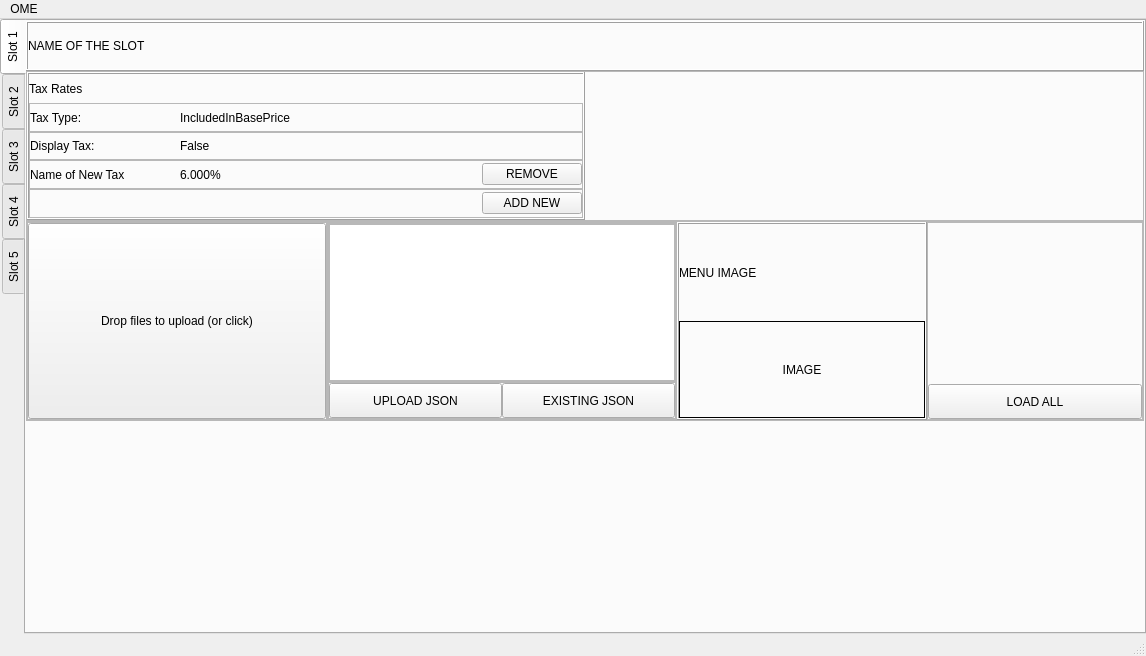
Old version of the form form.ui in the repository FranciscoAndreoli/OfflineMenuEditor.
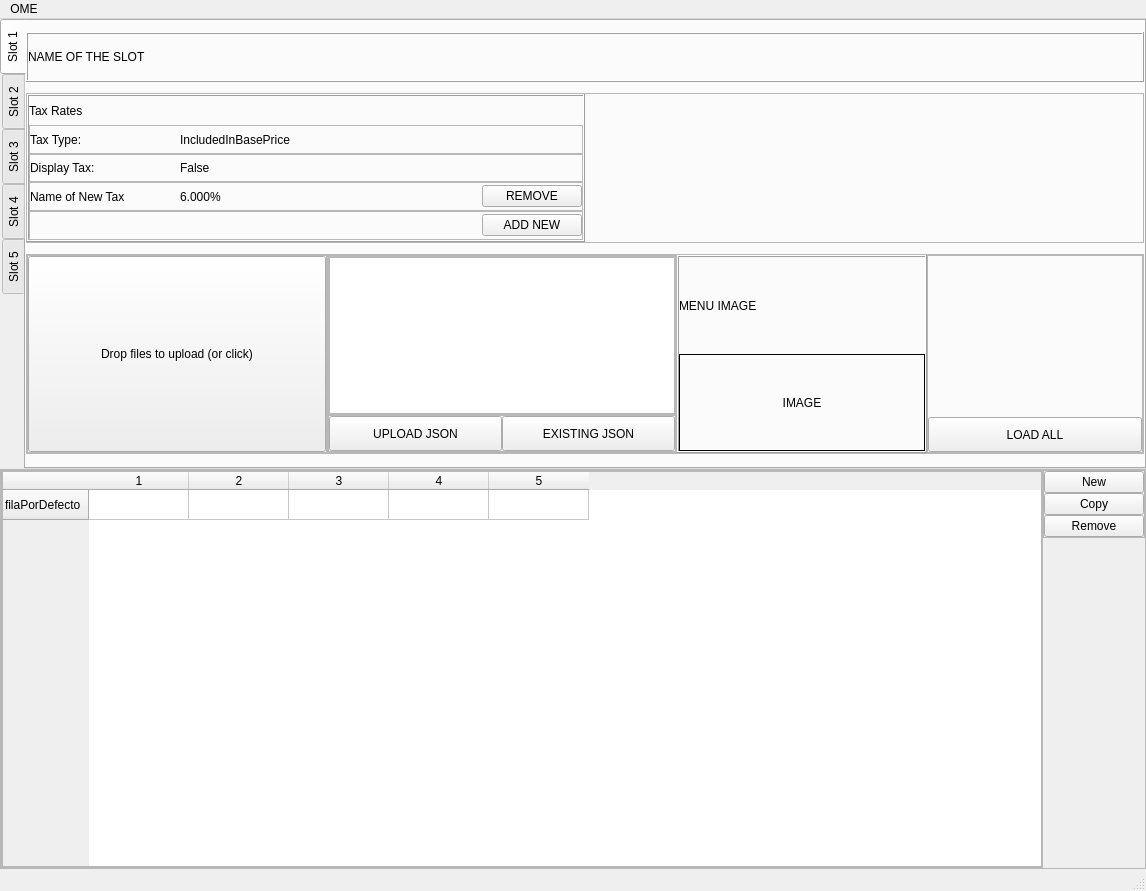
New version of the form. Custom widgets are drawn as their Qt base class.

Commit message: Adding Table to UI and some functionalities

```diff
--- a/form.ui
+++ b/form.ui
@@ -7,7 +7,7 @@
     <x>0</x>
     <y>0</y>
     <width>1146</width>
-    <height>656</height>
+    <height>891</height>
    </rect>
   </property>
   <property name="windowTitle">
@@ -713,19 +713,6 @@
           </layout>
          </widget>
         </item>
-        <item>
-         <spacer name="verticalSpacer">
-          <property name="orientation">
-           <enum>Qt::Vertical</enum>
-          </property>
-          <property name="sizeHint" stdset="0">
-           <size>
-            <width>20</width>
-            <height>40</height>
-           </size>
-          </property>
-         </spacer>
-        </item>
        </layout>
       </widget>
       <widget class="QWidget" name="slot2">
@@ -3490,6 +3477,133 @@
       </widget>
      </widget>
     </item>
+    <item>
+     <widget class="QFrame" name="frame">
+      <property name="sizePolicy">
+       <sizepolicy hsizetype="Preferred" vsizetype="Preferred">
+        <horstretch>0</horstretch>
+        <verstretch>0</verstretch>
+       </sizepolicy>
+      </property>
+      <property name="minimumSize">
+       <size>
+        <width>0</width>
+        <height>400</height>
+       </size>
+      </property>
+      <property name="frameShape">
+       <enum>QFrame::StyledPanel</enum>
+      </property>
+      <property name="frameShadow">
+       <enum>QFrame::Raised</enum>
+      </property>
+      <layout class="QHBoxLayout" name="horizontalLayout_6">
+       <item>
+        <widget class="QFrame" name="frameMainTable">
+         <property name="sizePolicy">
+          <sizepolicy hsizetype="Expanding" vsizetype="Preferred">
+           <horstretch>0</horstretch>
+           <verstretch>0</verstretch>
+          </sizepolicy>
+         </property>
+         <property name="frameShape">
+          <enum>QFrame::StyledPanel</enum>
+         </property>
+         <property name="frameShadow">
+          <enum>QFrame::Raised</enum>
+         </property>
+         <layout class="QVBoxLayout" name="verticalLayout_28">
+          <item>
+           <widget class="QTableWidget" name="mainTable">
+            <row>
+             <property name="text">
+              <string>filaPorDefecto</string>
+             </property>
+            </row>
+            <column>
+             <property name="text">
+              <string>1</string>
+             </property>
+            </column>
+            <column>
+             <property name="text">
+              <string>2</string>
+             </property>
+            </column>
+            <column>
+             <property name="text">
+              <string>3</string>
+             </property>
+            </column>
+            <column>
+             <property name="text">
+              <string>4</string>
+             </property>
+            </column>
+            <column>
+             <property name="text">
+              <string>5</string>
+             </property>
+            </column>
+           </widget>
+          </item>
+         </layout>
+        </widget>
+       </item>
+       <item alignment="Qt::AlignRight|Qt::AlignTop">
+        <widget class="QFrame" name="frameButtonsRow">
+         <property name="frameShape">
+          <enum>QFrame::StyledPanel</enum>
+         </property>
+         <property name="frameShadow">
+          <enum>QFrame::Raised</enum>
+         </property>
+         <layout class="QVBoxLayout" name="verticalLayout_7">
+          <item>
+           <widget class="QPushButton" name="buttonNewRow">
+            <property name="minimumSize">
+             <size>
+              <width>100</width>
+              <height>0</height>
+             </size>
+            </property>
+            <property name="text">
+             <string>New</string>
+            </property>
+           </widget>
+          </item>
+          <item>
+           <widget class="QPushButton" name="buttonCopyRow">
+            <property name="minimumSize">
+             <size>
+              <width>100</width>
+              <height>0</height>
+             </size>
+            </property>
+            <property name="text">
+             <string>Copy</string>
+            </property>
+           </widget>
+          </item>
+          <item>
+           <widget class="QPushButton" name="buttonRemoveRow">
+            <property name="minimumSize">
+             <size>
+              <width>100</width>
+              <height>0</height>
+             </size>
+            </property>
+            <property name="text">
+             <string>Remove</string>
+            </property>
+           </widget>
+          </item>
+         </layout>
+        </widget>
+       </item>
+      </layout>
+     </widget>
+    </item>
    </layout>
   </widget>
   <widget class="QMenuBar" name="menubar">
@@ -3498,7 +3612,7 @@
      <x>0</x>
      <y>0</y>
      <width>1146</width>
-     <height>25</height>
+     <height>22</height>
     </rect>
    </property>
    <widget class="QMenu" name="menuOME">
```
The commit also changes 2 other files.
